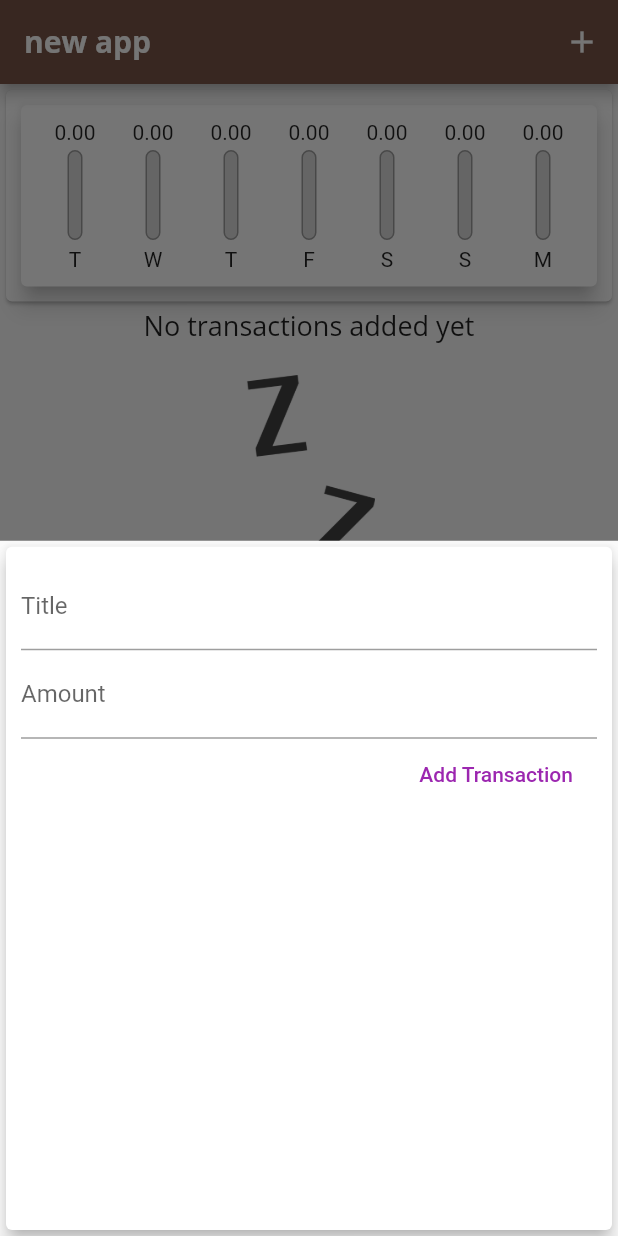
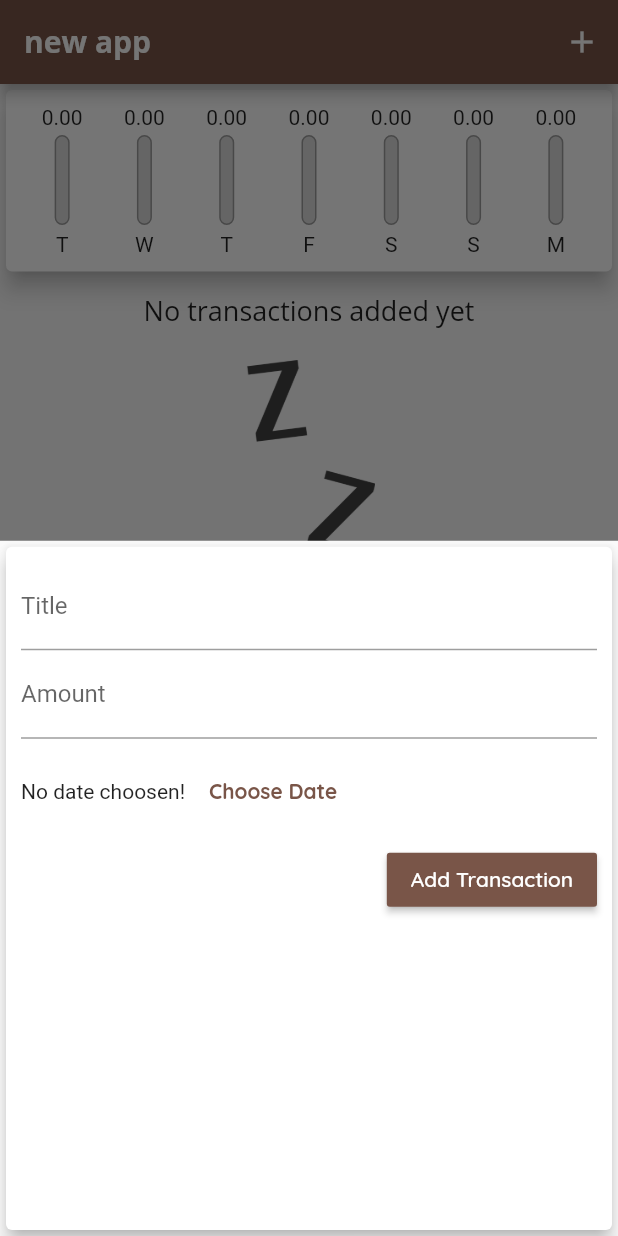
Before and after one commit to aaa59891/flutter_practice_personal_expenses, a Flutter app: the screen it shows after launch, after a tap on the "add" icon, on a phone screen of 412 x 824 dp. Run offline on Flutter 3.47's test engine with Material 2 defaults, Android fonts, the phone set to English and light mode, and no system bars.

Commit message:
add select date UI

```diff
--- a/lib/main.dart
+++ b/lib/main.dart
@@ -18,6 +18,9 @@ class MyApp extends StatelessWidget {
                 fontSize: 18,
                 fontFamily: 'OpenSans',
               ),
+              button: TextStyle(
+                color: Colors.white,
+              ),
             ),
         appBarTheme: AppBarTheme(
           textTheme: ThemeData.light().textTheme.copyWith(
--- a/lib/pages/home.dart
+++ b/lib/pages/home.dart
@@ -73,9 +73,7 @@ class _HomeState extends State<Home> {
           children: <Widget>[
             Container(
               width: double.infinity,
-              child: Card(
-                child: Chart(this._recentTransactions),
-              ),
+              child: Chart(this._recentTransactions),
             ),
             TransactionList(this._transactions),
           ],
--- a/lib/widgets/chart.dart
+++ b/lib/widgets/chart.dart
@@ -39,7 +39,6 @@ class Chart extends StatelessWidget {
   Widget build(BuildContext context) {
     return Card(
       elevation: 6,
-      margin: EdgeInsets.all(10),
       child: Padding(
         padding: EdgeInsets.all(10),
         child: Row(
--- a/lib/widgets/stateless/transaction_form.dart
+++ b/lib/widgets/stateless/transaction_form.dart
@@ -48,10 +48,27 @@ class _TransactionFormState extends State<TransactionForm> {
                 decimal: true,
               ),
             ),
-            FlatButton(
+            Container(
+              height: 70,
+              child: Row(
+                children: <Widget>[
+                  Text('No date choosen!'),
+                  FlatButton(
+                    textColor: Theme.of(context).primaryColor,
+                    child: Text(
+                      'Choose Date',
+                      style: TextStyle(fontWeight: FontWeight.bold),
+                    ),
+                    onPressed: () {},
+                  ),
+                ],
+              ),
+            ),
+            RaisedButton(
               child: Text('Add Transaction'),
               onPressed: this._onSubmit,
-              textColor: Colors.purple,
+              color: Theme.of(context).primaryColor,
+              textColor: Theme.of(context).textTheme.button.color,
             )
           ],
         ),
--- a/lib/widgets/stateless/transaction_list.dart
+++ b/lib/widgets/stateless/transaction_list.dart
@@ -12,6 +12,9 @@ class TransactionList extends StatelessWidget {
       child: this.transactions.isEmpty
           ? Column(
               children: <Widget>[
+                SizedBox(
+                  height: 10,
+                ),
                 Text(
                   'No transactions added yet',
                   style: Theme.of(context).textTheme.title,
```
